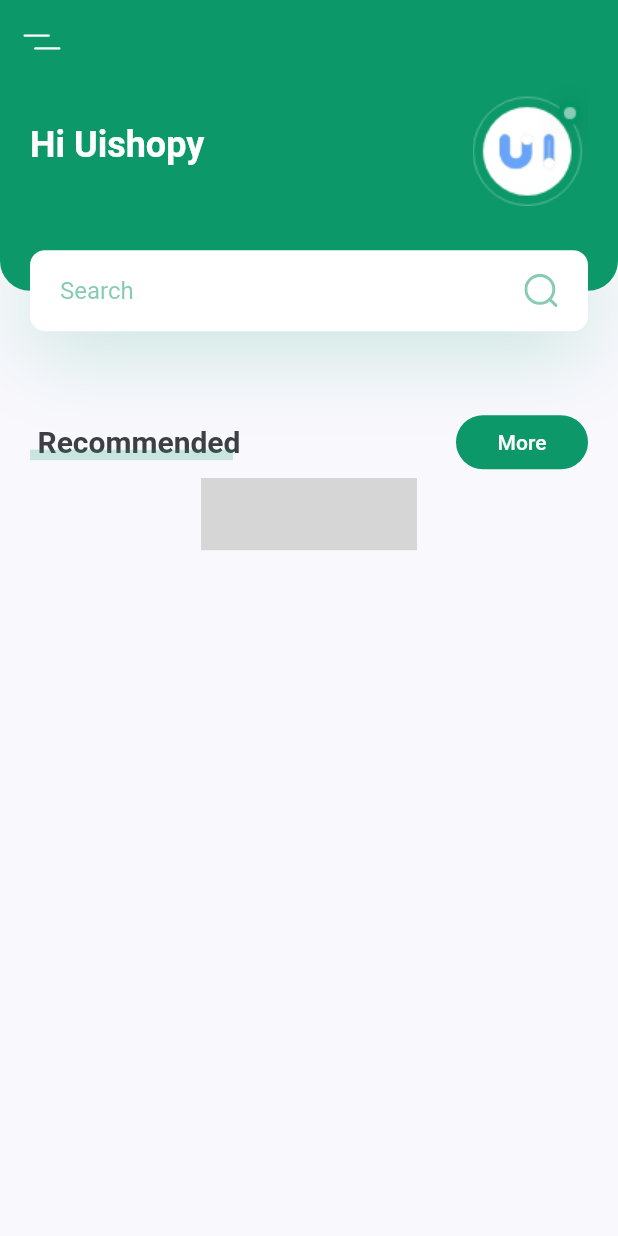
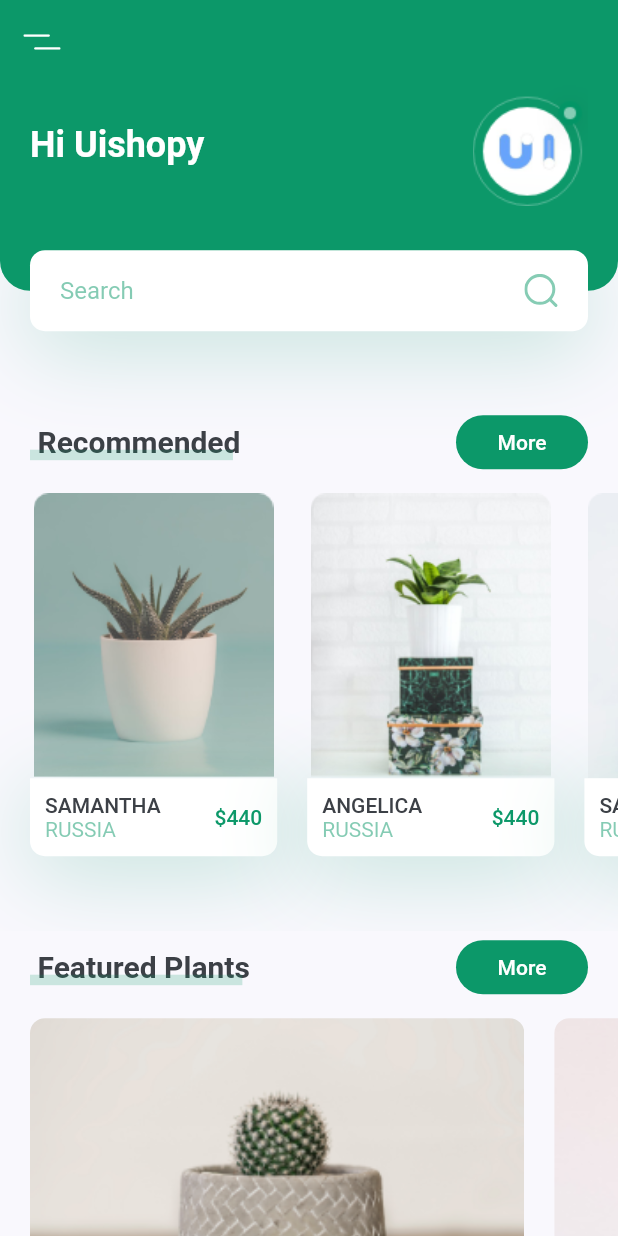
Before and after one commit to CheolheeLee0/flutter_intro, a Flutter app: the screen it shows after launch, on a phone screen of 412 x 824 dp. Run offline on Flutter 3.47's test engine with Material 2 defaults, Android fonts, the phone set to English and light mode, and no system bars; our stand-ins replace flutter_svg; grey boxes are pictures that could not be loaded.

Commit message:
Add featured_plants

```diff
--- a/lib/screens/home/components/body.dart
+++ b/lib/screens/home/components/body.dart
@@ -1,7 +1,8 @@
 import 'package:flutter/material.dart';
 import 'package:flutter_intro/constraints.dart';
+import 'package:flutter_intro/screens/home/components/featured_plants.dart';
 import 'package:flutter_intro/screens/home/components/header_with_searchbox.dart';
-import 'package:flutter_intro/screens/home/components/recommend_plant_card.dart';
+import 'package:flutter_intro/screens/home/components/recommend_plants.dart';
 import 'package:flutter_intro/screens/home/components/title_with_more_btn.dart';
 import 'package:flutter_svg/svg.dart';
 
@@ -21,35 +22,15 @@ class Body extends StatelessWidget {
             text: "Recommended",
             press: () {},
           ),
-
           // 오른쪽으로 스크롤 이동
-          SingleChildScrollView(
-            // 수평 방향으로
-            scrollDirection: Axis.horizontal,
-            child: Row(
-              children: [
-                // Images container,
-                RecommendPlantCard(
-                  image: "assets/images/image_1.png",
-                  title: "Samantha",
-                  country: "Russia",
-                  price: 440,
-                  press: () {},
-                ),
-                RecommendPlantCard(
-                  image: "assets/images/image_2.png",
-                  title: "Angelica",
-                  country: "Russia",
-                  price: 440,
-                ),
-                RecommendPlantCard(
-                  image: "assets/images/image_3.png",
-                  title: "Samantha",
-                  country: "Russia",
-                  price: 440,
-                ),
-              ],
-            ),
+          RecommendsPlants(),
+          TitleWithMoreBtn(
+            text: "Featured Plants",
+            press: () {},
+          ),
+          FeaturedPlants(),
+          SizedBox(
+            height: kDefaultPadding,
           )
         ],
       ),
--- /dev/null
+++ b/lib/screens/home/components/featured_plants.dart
@@ -0,0 +1,60 @@
+import 'package:flutter/material.dart';
+import 'package:flutter_intro/constraints.dart';
+
+class FeaturedPlants extends StatelessWidget {
+  const FeaturedPlants({
+    Key key,
+  }) : super(key: key);
+
+  @override
+  Widget build(BuildContext context) {
+    return SingleChildScrollView(
+      scrollDirection: Axis.horizontal,
+      child: Row(
+        children: [
+          FeaturedPlantCard(
+            image: "assets/images/bottom_img_1.png",
+            press: () {},
+          ),
+          FeaturedPlantCard(
+            image: "assets/images/bottom_img_2.png",
+            press: () {},
+          ),
+        ],
+      ),
+    );
+  }
+}
+
+class FeaturedPlantCard extends StatelessWidget {
+  const FeaturedPlantCard({
+    Key key,
+    this.image,
+    this.press,
+  }) : super(key: key);
+  final String image;
+  final Function press;
+  @override
+  Widget build(BuildContext context) {
+    Size size = MediaQuery.of(context).size;
+    return GestureDetector(
+      onTap: press,
+      child: Container(
+        margin: EdgeInsets.only(
+          left: kDefaultPadding,
+          top: kDefaultPadding / 2,
+          bottom: kDefaultPadding / 2,
+        ),
+        width: size.width * 0.8,
+        height: 185,
+        decoration: BoxDecoration(
+          borderRadius: BorderRadius.circular(10),
+          image: DecorationImage(
+            fit: BoxFit.cover,
+            image: AssetImage(image),
+          ),
+        ),
+      ),
+    );
+  }
+}
```
